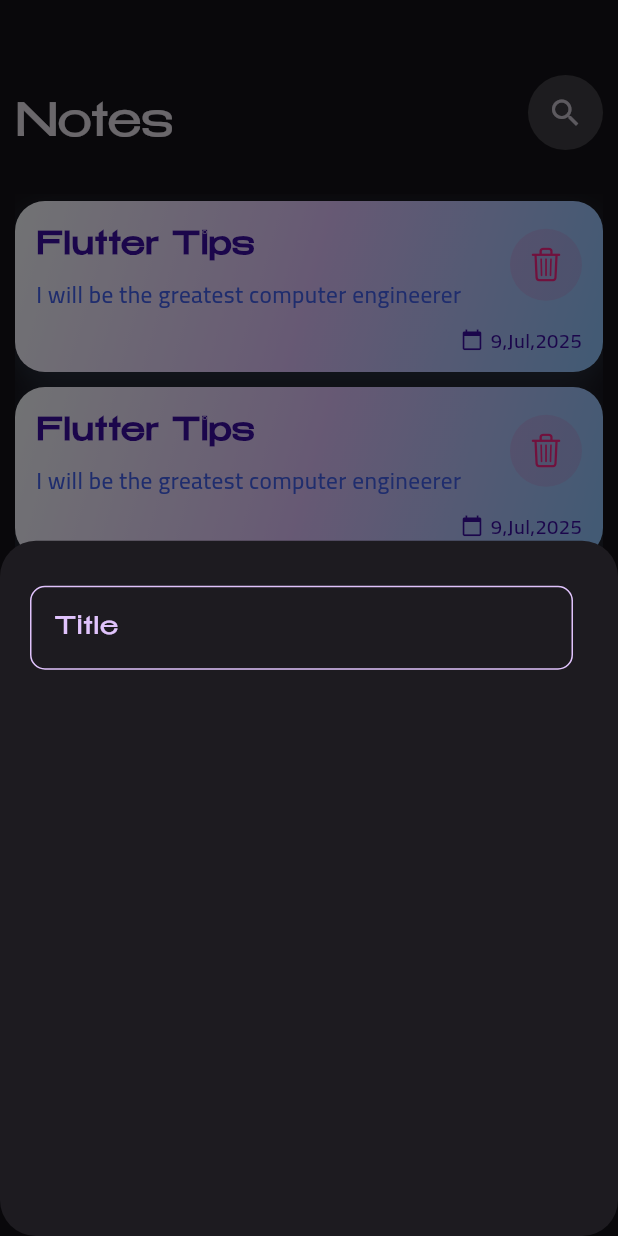
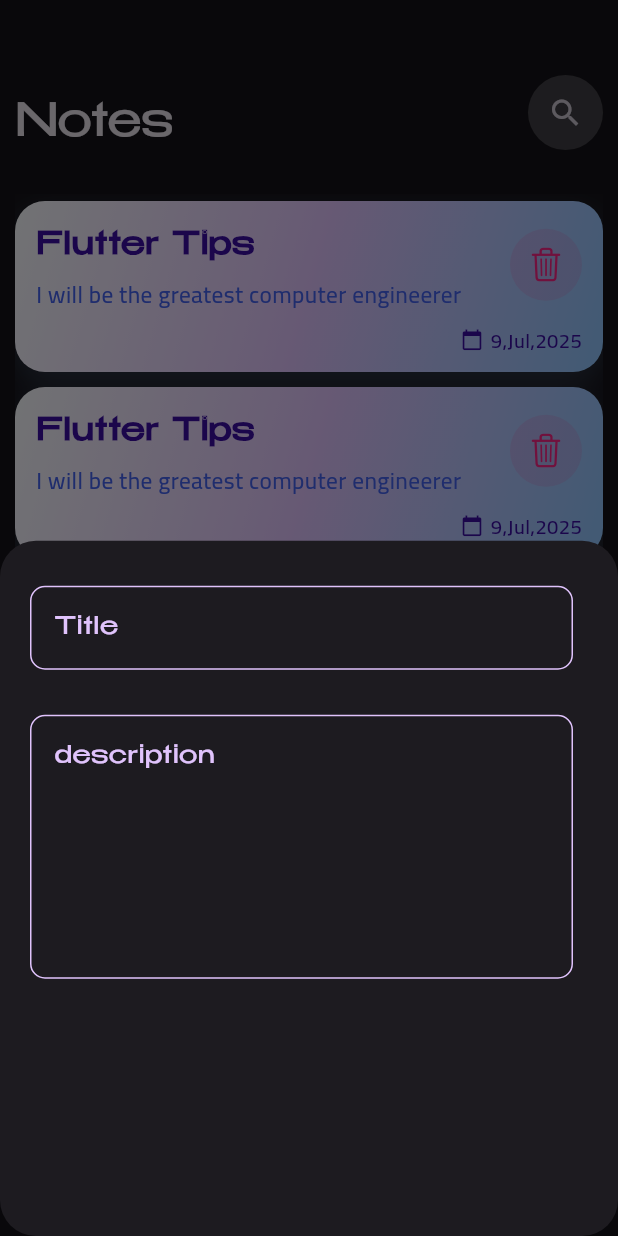
Before and after one commit to m7mdyasin/notes_app, a Flutter app: the screen it shows after launch, after a tap on the "add" icon, on a phone screen of 412 x 824 dp. Run offline on Flutter 3.47's test engine with Material 3 defaults, Android fonts, the phone set to English and light mode, and no system bars.

Commit message:
add field to bottom sheet

```diff
--- a/lib/views/widgets/add_note_bottom_sheet.dart
+++ b/lib/views/widgets/add_note_bottom_sheet.dart
@@ -1,36 +1,16 @@
 import 'package:flutter/material.dart';
+import 'package:notes_app/views/widgets/custoum_text_field.dart';
 
 class AddNoteBottomSheet extends StatelessWidget {
   const AddNoteBottomSheet({super.key});
 
   @override
   Widget build(BuildContext context) {
-    return Column(children: [CustoumTextField()]);
+    return Column(
+      children: [
+        CustoumTextField(hint: 'Title'),
+        CustoumTextField(hint: 'description', maxLines: 6),
+      ],
+    );
   }
 }
-
-class CustoumTextField extends StatelessWidget {
-  const CustoumTextField({super.key});
-
-  @override
-  Widget build(BuildContext context) {
-    return Padding(
-      padding: const EdgeInsets.only(top: 30, right: 30, left: 20),
-      child: TextField(
-        cursorColor: Color(0xFFe0c3fc),
-        decoration: InputDecoration(
-          hintText: 'Title',
-          hintStyle: TextStyle(color: Color(0xFFe0c3fc)),
-          border: buildBorder(Color(0xFF3a0ca3)),
-          enabledBorder: buildBorder(Color(0xFFe0c3fc)),
-          focusedBorder: buildBorder(Color(0xFF3a0ca3)),
-        ),
-      ),
-    );
-  }
-
-  OutlineInputBorder buildBorder(color) => OutlineInputBorder(
-    borderRadius: BorderRadius.circular(10),
-    borderSide: BorderSide(color: color ?? Colors.white),
-  );
-}
--- /dev/null
+++ b/lib/views/widgets/custoum_text_field.dart
@@ -0,0 +1,30 @@
+import 'package:flutter/material.dart';
+
+class CustoumTextField extends StatelessWidget {
+  const CustoumTextField({super.key, required this.hint, this.maxLines = 1});
+  final String hint;
+  final int maxLines;
+
+  @override
+  Widget build(BuildContext context) {
+    return Padding(
+      padding: const EdgeInsets.only(top: 30, right: 30, left: 20),
+      child: TextField(
+        maxLines: maxLines,
+        cursorColor: Color(0xFFe0c3fc),
+        decoration: InputDecoration(
+          hintText: hint,
+          hintStyle: TextStyle(color: Color(0xFFe0c3fc)),
+          border: buildBorder(Color(0xFF3a0ca3)),
+          enabledBorder: buildBorder(Color(0xFFe0c3fc)),
+          focusedBorder: buildBorder(Color(0xFF3a0ca3)),
+        ),
+      ),
+    );
+  }
+
+  OutlineInputBorder buildBorder(color) => OutlineInputBorder(
+    borderRadius: BorderRadius.circular(10),
+    borderSide: BorderSide(color: color ?? Colors.white),
+  );
+}
```
